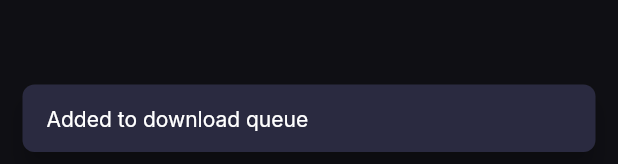
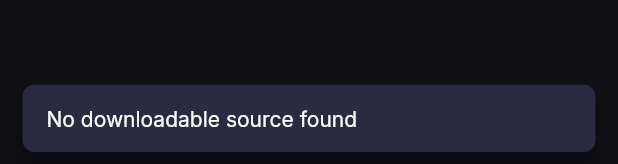
Before and after one commit to usmanbutt-dev/NijiStream, a Flutter app: the _EpisodeTile widget shown alone on an empty page, opened directly with empty values, after a tap on the "download" icon, on a phone screen of 412 x 824 dp. Shown: the part 1069-1233 px from the top of the screen. Run offline on Flutter 3.47's test engine with Material 3 defaults, Android fonts, the phone set to English and light mode, and no system bars; our stand-ins replace app_links, cached_network_image, dio, drift, flutter_riverpod, go_router and 2 more; missing offline and left inert: flutter_js, media_kit, media_kit_video; accounts and stored records are empty; generated files the repository leaves out were written again.

Commit message:
fix: update episode progress counter and resolve stream URL for downloads
- Add setProgressIfGreater() to AppDatabase and LibraryRepository so the
  watched-episode count in UserLibraryTable increments when an episode
  completes (fixes 'Ep 0/N' showing 0 in library cards)
- _onPlaybackComplete() now writes episodeNumber to the DB in addition to
  saving SharedPreferences progress
- Convert _EpisodeTile from ConsumerWidget to ConsumerStatefulWidget;
  download button now calls getVideoSources() to resolve the real stream URL
  before enqueuing (fixes downloads failing on relative episode URLs)
- Download button shows a loading spinner while resolving sources

Co-Authored-By: Claude Sonnet 4.6 <noreply@anthropic.com>

```diff
--- a/lib/data/database/app_database.dart
+++ b/lib/data/database/app_database.dart
@@ -120,6 +120,22 @@ class AppDatabase extends _$AppDatabase {
     }
   }
 
+  /// Increment the watched-episode counter for a library entry.
+  ///
+  /// Only increments if the new value is greater than the stored value,
+  /// so re-watching an episode doesn't double-count.
+  Future<void> setProgressIfGreater(String animeId, int newProgress) async {
+    final existing = await getLibraryEntry(animeId);
+    if (existing == null) return;
+    if (newProgress <= existing.progress) return;
+    final now = DateTime.now().millisecondsSinceEpoch ~/ 1000;
+    await (update(userLibraryTable)..where((t) => t.animeId.equals(animeId)))
+        .write(UserLibraryTableCompanion(
+      progress: Value(newProgress),
+      updatedAt: Value(now),
+    ));
+  }
+
   /// Remove an anime from the library.
   Future<int> removeFromLibrary(String animeId) =>
       (delete(userLibraryTable)..where((t) => t.animeId.equals(animeId))).go();
--- a/lib/data/repositories/library_repository.dart
+++ b/lib/data/repositories/library_repository.dart
@@ -53,6 +53,17 @@ class LibraryRepository {
     await _db.upsertLibraryEntry(animeId: dbAnimeId, status: status);
   }
 
+  // ── Progress ──────────────────────────────────────────────────────
+
+  /// Update the watched-episode counter, but only if [newProgress] is higher
+  /// than the stored value (prevents rewatching from resetting progress).
+  Future<void> setProgressIfGreater({
+    required String extensionId,
+    required String animeId,
+    required int newProgress,
+  }) =>
+      _db.setProgressIfGreater('$extensionId:$animeId', newProgress);
+
   // ── Remove ────────────────────────────────────────────────────────
 
   /// Remove an anime from the library.
--- a/lib/features/anime/anime_detail_screen.dart
+++ b/lib/features/anime/anime_detail_screen.dart
@@ -646,7 +646,7 @@ class _GenresSection extends StatelessWidget {
 // Episode Tile
 // ═══════════════════════════════════════════════════════════════════
 
-class _EpisodeTile extends ConsumerWidget {
+class _EpisodeTile extends ConsumerStatefulWidget {
   final ExtensionEpisode episode;
   final String extensionId;
   final ThemeData theme;
@@ -660,7 +660,70 @@ class _EpisodeTile extends ConsumerWidget {
   });
 
   @override
-  Widget build(BuildContext context, WidgetRef ref) {
+  ConsumerState<_EpisodeTile> createState() => _EpisodeTileState();
+}
+
+class _EpisodeTileState extends ConsumerState<_EpisodeTile> {
+  bool _enqueuing = false;
+
+  Future<void> _download() async {
+    if (_enqueuing) return;
+    setState(() => _enqueuing = true);
+
+    try {
+      // Resolve the actual stream URL via the extension before downloading.
+      final repo = ref.read(extensionRepositoryProvider);
+      final response = await repo.getVideoSources(
+        widget.extensionId,
+        widget.episode.id,
+      );
+
+      if (!mounted) return;
+
+      if (response == null || response.sources.isEmpty) {
+        ScaffoldMessenger.of(context).showSnackBar(
+          const SnackBar(
+            content: Text('No downloadable source found'),
+            behavior: SnackBarBehavior.floating,
+            duration: Duration(seconds: 3),
+          ),
+        );
+        return;
+      }
+
+      final source = response.sources.first;
+      await ref.read(downloadServiceProvider).enqueue(
+            episodeId: '${widget.extensionId}:${widget.episode.id}',
+            url: source.url,
+            headers: source.headers,
+          );
+
+      if (mounted) {
+        ScaffoldMessenger.of(context).showSnackBar(
+          const SnackBar(
+            content: Text('Added to download queue'),
+            behavior: SnackBarBehavior.floating,
+            duration: Duration(seconds: 2),
+          ),
+        );
+      }
+    } catch (e) {
+      if (mounted) {
+        ScaffoldMessenger.of(context).showSnackBar(
+          SnackBar(
+            content: Text('Download failed: $e'),
+            behavior: SnackBarBehavior.floating,
+            duration: const Duration(seconds: 3),
+          ),
+        );
+      }
+    } finally {
+      if (mounted) setState(() => _enqueuing = false);
+    }
+  }
+
+  @override
+  Widget build(BuildContext context) {
     return ListTile(
       leading: Container(
         width: 40,
@@ -671,49 +734,43 @@ class _EpisodeTile extends ConsumerWidget {
         ),
         child: Center(
           child: Text(
-            '${episode.number}',
-            style: theme.textTheme.titleSmall?.copyWith(
+            '${widget.episode.number}',
+            style: widget.theme.textTheme.titleSmall?.copyWith(
               fontWeight: FontWeight.bold,
-              color: theme.colorScheme.primary,
+              color: widget.theme.colorScheme.primary,
             ),
           ),
         ),
       ),
       title: Text(
-        episode.title ?? 'Episode ${episode.number}',
-        style: theme.textTheme.bodyMedium,
+        widget.episode.title ?? 'Episode ${widget.episode.number}',
+        style: widget.theme.textTheme.bodyMedium,
         maxLines: 1,
         overflow: TextOverflow.ellipsis,
       ),
       trailing: Row(
         mainAxisSize: MainAxisSize.min,
         children: [
-          // Download button — enqueues the episode URL
-          IconButton(
-            icon: const Icon(Icons.download_outlined, size: 20),
-            color: theme.colorScheme.primary.withValues(alpha: 0.7),
-            tooltip: 'Download',
-            onPressed: () {
-              ref.read(downloadServiceProvider).enqueue(
-                    episodeId: '$extensionId:${episode.id}',
-                    url: episode.url,
-                  );
-              ScaffoldMessenger.of(context).showSnackBar(
-                const SnackBar(
-                  content: Text('Added to download queue'),
-                  behavior: SnackBarBehavior.floating,
-                  duration: Duration(seconds: 2),
+          // Download button — resolves stream URL then enqueues
+          _enqueuing
+              ? const SizedBox(
+                  width: 20,
+                  height: 20,
+                  child: CircularProgressIndicator(strokeWidth: 2),
+                )
+              : IconButton(
+                  icon: const Icon(Icons.download_outlined, size: 20),
+                  color: widget.theme.colorScheme.primary.withValues(alpha: 0.7),
+                  tooltip: 'Download',
+                  onPressed: _download,
                 ),
-              );
-            },
-          ),
           Icon(
             Icons.play_circle_outline_rounded,
-            color: theme.colorScheme.primary.withValues(alpha: 0.7),
+            color: widget.theme.colorScheme.primary.withValues(alpha: 0.7),
           ),
         ],
       ),
-      onTap: onTap,
+      onTap: widget.onTap,
     );
   }
 }
--- a/lib/features/player/video_player_screen.dart
+++ b/lib/features/player/video_player_screen.dart
@@ -269,8 +269,16 @@ class _VideoPlayerScreenState extends ConsumerState<VideoPlayerScreen> {
   }
 
   void _onPlaybackComplete() {
-    // Mark episode as completed.
+    // Mark episode as completed in SharedPreferences.
     _progressService.markCompleted(widget.extensionId, widget.episodeId);
+
+    // Update watched-episode count in the library DB.
+    // episodeNumber is 1-based, so it directly represents episodes watched.
+    ref.read(libraryRepositoryProvider).setProgressIfGreater(
+          extensionId: widget.extensionId,
+          animeId: widget.animeId,
+          newProgress: widget.episodeNumber,
+        );
 
     // Auto-play next episode if available.
     if (widget.episodes != null && widget.currentEpisodeIndex != null) {
```
